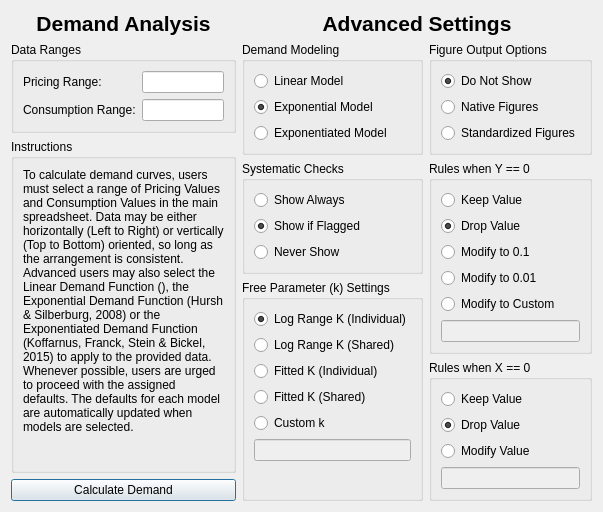
The window that demandsettingsdialog.ui (miyamot0/DemandCalculatorQT) describes before a commit, drawn with Qt 5.
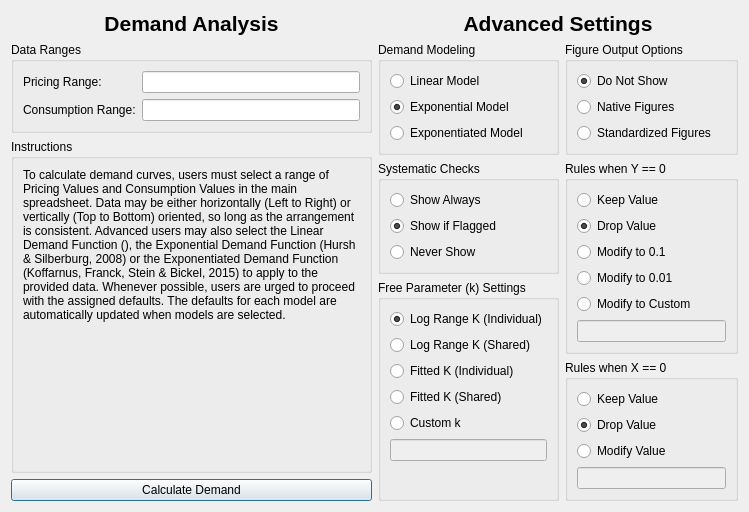
The same window after the commit.

```diff
--- a/demandsettingsdialog.ui
+++ b/demandsettingsdialog.ui
@@ -6,8 +6,8 @@
    <rect>
     <x>0</x>
     <y>0</y>
-    <width>603</width>
-    <height>459</height>
+    <width>749</width>
+    <height>507</height>
    </rect>
   </property>
   <property name="windowTitle">
```
